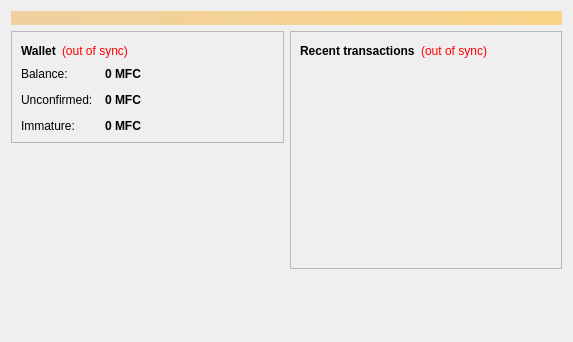
This is src/qt/forms/overviewpage.ui in MFrcoin/MFCoin as Qt 5 draws it before an edit. The edited form follows.
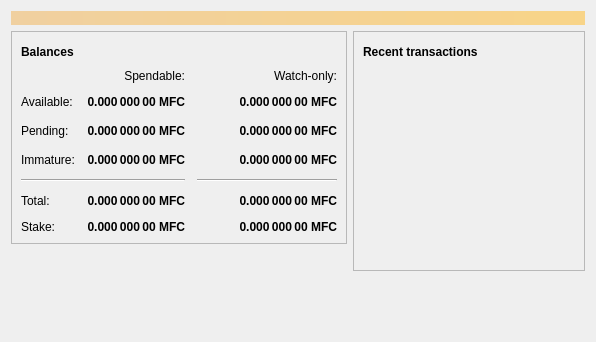
This is the edited form. Icons and pictures are not drawn.

Patch:
```diff
--- a/src/qt/forms/overviewpage.ui
+++ b/src/qt/forms/overviewpage.ui
@@ -6,7 +6,7 @@
    <rect>
     <x>0</x>
     <y>0</y>
-    <width>573</width>
+    <width>596</width>
     <height>342</height>
    </rect>
   </property>
@@ -20,7 +20,7 @@
       <bool>false</bool>
      </property>
      <property name="styleSheet">
-      <string notr="true">background-color: qlineargradient(x1: 0, y1: 0, x2: 1, y2: 0, stop:0 #F0D0A0, stop:1 #F8D488); color:#000000;</string>
+      <string notr="true">QLabel { background-color: qlineargradient(x1: 0, y1: 0, x2: 1, y2: 0, stop:0 #F0D0A0, stop:1 #F8D488); color:#000000; }</string>
      </property>
      <property name="wordWrap">
       <bool>true</bool>
@@ -54,27 +54,197 @@
                </font>
               </property>
               <property name="text">
-               <string>Wallet</string>
+               <string>Balances</string>
               </property>
              </widget>
             </item>
             <item>
-             <widget class="QLabel" name="labelWalletStatus">
+             <widget class="QPushButton" name="labelWalletStatus">
+              <property name="enabled">
+               <bool>true</bool>
+              </property>
+              <property name="maximumSize">
+               <size>
+                <width>30</width>
+                <height>16777215</height>
+               </size>
+              </property>
               <property name="toolTip">
                <string>The displayed information may be out of date. Your wallet automatically synchronizes with the MFCoin network after a connection is established, but this process has not completed yet.</string>
               </property>
-              <property name="styleSheet">
-               <string notr="true">QLabel { color: red; }</string>
-              </property>
               <property name="text">
-               <string notr="true">(out of sync)</string>
+               <string/>
               </property>
-              <property name="alignment">
-               <set>Qt::AlignLeading|Qt::AlignLeft|Qt::AlignVCenter</set>
+              <property name="icon">
+               <iconset resource="../bitcoin.qrc">
+                <normaloff>:/icons/warning</normaloff>
+                <disabledoff>:/icons/warning</disabledoff>:/icons/warning</iconset>
+              </property>
+              <property name="iconSize">
+               <size>
+                <width>24</width>
+                <height>24</height>
+               </size>
+              </property>
+              <property name="flat">
+               <bool>true</bool>
               </property>
              </widget>
             </item>
             <item>
+             <spacer name="horizontalSpacer_3">
+              <property name="orientation">
+               <enum>Qt::Horizontal</enum>
+              </property>
+              <property name="sizeHint" stdset="0">
+               <size>
+                <width>40</width>
+                <height>20</height>
+               </size>
+              </property>
+             </spacer>
+            </item>
+           </layout>
+          </item>
+          <item>
+           <layout class="QGridLayout" name="gridLayout">
+            <property name="spacing">
+             <number>12</number>
+            </property>
+            <item row="2" column="2">
+             <widget class="QLabel" name="labelWatchPending">
+              <property name="font">
+               <font>
+                <weight>75</weight>
+                <bold>true</bold>
+               </font>
+              </property>
+              <property name="cursor">
+               <cursorShape>IBeamCursor</cursorShape>
+              </property>
+              <property name="toolTip">
+               <string>Unconfirmed transactions to watch-only addresses</string>
+              </property>
+              <property name="text">
+               <string notr="true">0.000 000 00 MFC</string>
+              </property>
+              <property name="alignment">
+               <set>Qt::AlignRight|Qt::AlignTrailing|Qt::AlignVCenter</set>
+              </property>
+              <property name="textInteractionFlags">
+               <set>Qt::LinksAccessibleByMouse|Qt::TextSelectableByKeyboard|Qt::TextSelectableByMouse</set>
+              </property>
+             </widget>
+            </item>
+            <item row="2" column="1">
+             <widget class="QLabel" name="labelUnconfirmed">
+              <property name="font">
+               <font>
+                <weight>75</weight>
+                <bold>true</bold>
+               </font>
+              </property>
+              <property name="cursor">
+               <cursorShape>IBeamCursor</cursorShape>
+              </property>
+              <property name="toolTip">
+               <string>Total of transactions that have yet to be confirmed, and do not yet count toward the spendable balance</string>
+              </property>
+              <property name="text">
+               <string notr="true">0.000 000 00 MFC</string>
+              </property>
+              <property name="alignment">
+               <set>Qt::AlignRight|Qt::AlignTrailing|Qt::AlignVCenter</set>
+              </property>
+              <property name="textInteractionFlags">
+               <set>Qt::LinksAccessibleByMouse|Qt::TextSelectableByKeyboard|Qt::TextSelectableByMouse</set>
+              </property>
+             </widget>
+            </item>
+            <item row="3" column="2">
+             <widget class="QLabel" name="labelWatchImmature">
+              <property name="font">
+               <font>
+                <weight>75</weight>
+                <bold>true</bold>
+               </font>
+              </property>
+              <property name="cursor">
+               <cursorShape>IBeamCursor</cursorShape>
+              </property>
+              <property name="toolTip">
+               <string>Mined balance in watch-only addresses that has not yet matured</string>
+              </property>
+              <property name="text">
+               <string notr="true">0.000 000 00 MFC</string>
+              </property>
+              <property name="alignment">
+               <set>Qt::AlignRight|Qt::AlignTrailing|Qt::AlignVCenter</set>
+              </property>
+              <property name="textInteractionFlags">
+               <set>Qt::LinksAccessibleByMouse|Qt::TextSelectableByKeyboard|Qt::TextSelectableByMouse</set>
+              </property>
+             </widget>
+            </item>
+            <item row="4" column="0" colspan="2">
+             <widget class="Line" name="line">
+              <property name="orientation">
+               <enum>Qt::Horizontal</enum>
+              </property>
+             </widget>
+            </item>
+            <item row="4" column="2">
+             <widget class="Line" name="lineWatchBalance">
+              <property name="sizePolicy">
+               <sizepolicy hsizetype="Preferred" vsizetype="Fixed">
+                <horstretch>0</horstretch>
+                <verstretch>0</verstretch>
+               </sizepolicy>
+              </property>
+              <property name="minimumSize">
+               <size>
+                <width>140</width>
+                <height>0</height>
+               </size>
+              </property>
+              <property name="orientation">
+               <enum>Qt::Horizontal</enum>
+              </property>
+             </widget>
+            </item>
+            <item row="5" column="0">
+             <widget class="QLabel" name="labelTotalText">
+              <property name="text">
+               <string>Total:</string>
+              </property>
+             </widget>
+            </item>
+            <item row="3" column="1">
+             <widget class="QLabel" name="labelImmature">
+              <property name="font">
+               <font>
+                <weight>75</weight>
+                <bold>true</bold>
+               </font>
+              </property>
+              <property name="cursor">
+               <cursorShape>IBeamCursor</cursorShape>
+              </property>
+              <property name="toolTip">
+               <string>Mined balance that has not yet matured</string>
+              </property>
+              <property name="text">
+               <string notr="true">0.000 000 00 MFC</string>
+              </property>
+              <property name="alignment">
+               <set>Qt::AlignRight|Qt::AlignTrailing|Qt::AlignVCenter</set>
+              </property>
+              <property name="textInteractionFlags">
+               <set>Qt::LinksAccessibleByMouse|Qt::TextSelectableByKeyboard|Qt::TextSelectableByMouse</set>
+              </property>
+             </widget>
+            </item>
+            <item row="2" column="3">
              <spacer name="horizontalSpacer_2">
               <property name="orientation">
                <enum>Qt::Horizontal</enum>
@@ -87,28 +257,15 @@
               </property>
              </spacer>
             </item>
-           </layout>
-          </item>
-          <item>
-           <layout class="QFormLayout" name="formLayout_2">
-            <property name="fieldGrowthPolicy">
-             <enum>QFormLayout::AllNonFixedFieldsGrow</enum>
-            </property>
-            <property name="horizontalSpacing">
-             <number>12</number>
-            </property>
-            <property name="verticalSpacing">
-             <number>12</number>
-            </property>
-            <item row="0" column="0">
-             <widget class="QLabel" name="label">
+            <item row="3" column="0">
+             <widget class="QLabel" name="labelImmatureText">
               <property name="text">
-               <string>Balance:</string>
+               <string>Immature:</string>
               </property>
              </widget>
             </item>
-            <item row="0" column="1">
-             <widget class="QLabel" name="labelBalance">
+            <item row="5" column="1">
+             <widget class="QLabel" name="labelTotal">
               <property name="font">
                <font>
                 <weight>75</weight>
@@ -122,22 +279,60 @@
                <string>Your current balance</string>
               </property>
               <property name="text">
-               <string notr="true">0 MFC</string>
+               <string notr="true">0.000 000 00 MFC</string>
               </property>
+              <property name="alignment">
+               <set>Qt::AlignRight|Qt::AlignTrailing|Qt::AlignVCenter</set>
+              </property>
               <property name="textInteractionFlags">
                <set>Qt::LinksAccessibleByMouse|Qt::TextSelectableByKeyboard|Qt::TextSelectableByMouse</set>
               </property>
              </widget>
             </item>
+            <item row="5" column="2">
+             <widget class="QLabel" name="labelWatchTotal">
+              <property name="font">
+               <font>
+                <weight>75</weight>
+                <bold>true</bold>
+               </font>
+              </property>
+              <property name="cursor">
+               <cursorShape>IBeamCursor</cursorShape>
+              </property>
+              <property name="toolTip">
+               <string>Current total balance in watch-only addresses</string>
+              </property>
+              <property name="text">
+               <string notr="true">0.000 000 00 MFC</string>
+              </property>
+              <property name="alignment">
+               <set>Qt::AlignRight|Qt::AlignTrailing|Qt::AlignVCenter</set>
+              </property>
+              <property name="textInteractionFlags">
+               <set>Qt::LinksAccessibleByMouse|Qt::TextSelectableByKeyboard|Qt::TextSelectableByMouse</set>
+              </property>
+             </widget>
+            </item>
+            <item row="0" column="2">
+             <widget class="QLabel" name="labelWatchonly">
+              <property name="text">
+               <string>Watch-only:</string>
+              </property>
+              <property name="alignment">
+               <set>Qt::AlignRight|Qt::AlignTrailing|Qt::AlignVCenter</set>
+              </property>
+             </widget>
+            </item>
             <item row="1" column="0">
-             <widget class="QLabel" name="label_3">
+             <widget class="QLabel" name="labelBalanceText">
               <property name="text">
-               <string>Unconfirmed:</string>
+               <string>Available:</string>
               </property>
              </widget>
             </item>
             <item row="1" column="1">
-             <widget class="QLabel" name="labelUnconfirmed">
+             <widget class="QLabel" name="labelBalance">
               <property name="font">
                <font>
                 <weight>75</weight>
@@ -151,7 +346,35 @@
                <string>Total of transactions that have yet to be confirmed, and do not yet count toward the current balance</string>
               </property>
               <property name="text">
-               <string notr="true">0 MFC</string>
+               <string notr="true">0.000 000 00 MFC</string>
+              </property>
+              <property name="alignment">
+               <set>Qt::AlignRight|Qt::AlignTrailing|Qt::AlignVCenter</set>
+              </property>
+              <property name="textInteractionFlags">
+               <set>Qt::LinksAccessibleByMouse|Qt::TextSelectableByKeyboard|Qt::TextSelectableByMouse</set>
+              </property>
+             </widget>
+            </item>
+            <item row="1" column="2">
+             <widget class="QLabel" name="labelWatchAvailable">
+              <property name="font">
+               <font>
+                <weight>75</weight>
+                <bold>true</bold>
+               </font>
+              </property>
+              <property name="cursor">
+               <cursorShape>IBeamCursor</cursorShape>
+              </property>
+              <property name="toolTip">
+               <string>Your current balance in watch-only addresses</string>
+              </property>
+              <property name="text">
+               <string notr="true">0.000 000 00 MFC</string>
+              </property>
+              <property name="alignment">
+               <set>Qt::AlignRight|Qt::AlignTrailing|Qt::AlignVCenter</set>
               </property>
               <property name="textInteractionFlags">
                <set>Qt::LinksAccessibleByMouse|Qt::TextSelectableByKeyboard|Qt::TextSelectableByMouse</set>
@@ -159,14 +382,31 @@
              </widget>
             </item>
             <item row="2" column="0">
-             <widget class="QLabel" name="labelImmatureText">
+             <widget class="QLabel" name="labelPendingText">
               <property name="text">
-               <string>Immature:</string>
+               <string>Pending:</string>
               </property>
              </widget>
             </item>
-            <item row="2" column="1">
-             <widget class="QLabel" name="labelImmature">
+            <item row="0" column="1">
+             <widget class="QLabel" name="labelSpendable">
+              <property name="text">
+               <string>Spendable:</string>
+              </property>
+              <property name="alignment">
+               <set>Qt::AlignRight|Qt::AlignTrailing|Qt::AlignVCenter</set>
+              </property>
+             </widget>
+            </item>
+            <item row="6" column="0">
+             <widget class="QLabel" name="labelStakeText">
+              <property name="text">
+               <string>Stake:</string>
+              </property>
+             </widget>
+            </item>
+            <item row="6" column="1">
+             <widget class="QLabel" name="labelStake">
               <property name="font">
                <font>
                 <weight>75</weight>
@@ -177,7 +417,35 @@
                <string>Mined balance that has not yet matured</string>
               </property>
               <property name="text">
-               <string notr="true">0 MFC</string>
+               <string notr="true">0.000 000 00 MFC</string>
+              </property>
+              <property name="alignment">
+               <set>Qt::AlignRight|Qt::AlignTrailing|Qt::AlignVCenter</set>
+              </property>
+              <property name="textInteractionFlags">
+               <set>Qt::LinksAccessibleByMouse|Qt::TextSelectableByKeyboard|Qt::TextSelectableByMouse</set>
+              </property>
+             </widget>
+            </item>
+            <item row="6" column="2">
+             <widget class="QLabel" name="labelWatchStake">
+              <property name="font">
+               <font>
+                <weight>75</weight>
+                <bold>true</bold>
+               </font>
+              </property>
+              <property name="cursor">
+               <cursorShape>IBeamCursor</cursorShape>
+              </property>
+              <property name="toolTip">
+               <string>Your current balance that is used for stake generation in watch-only addresses</string>
+              </property>
+              <property name="text">
+               <string notr="true">0.000 000 00 MFC</string>
+              </property>
+              <property name="alignment">
+               <set>Qt::AlignRight|Qt::AlignTrailing|Qt::AlignVCenter</set>
               </property>
               <property name="textInteractionFlags">
                <set>Qt::LinksAccessibleByMouse|Qt::TextSelectableByKeyboard|Qt::TextSelectableByMouse</set>
@@ -245,24 +513,47 @@
            <layout class="QHBoxLayout" name="horizontalLayout_2">
             <item>
              <widget class="QLabel" name="label_4">
+              <property name="font">
+               <font>
+                <weight>75</weight>
+                <bold>true</bold>
+               </font>
+              </property>
               <property name="text">
-               <string>&lt;b&gt;Recent transactions&lt;/b&gt;</string>
+               <string>Recent transactions</string>
               </property>
              </widget>
             </item>
             <item>
-             <widget class="QLabel" name="labelTransactionsStatus">
+             <widget class="QPushButton" name="labelTransactionsStatus">
+              <property name="enabled">
+               <bool>true</bool>
+              </property>
+              <property name="maximumSize">
+               <size>
+                <width>30</width>
+                <height>16777215</height>
+               </size>
+              </property>
               <property name="toolTip">
                <string>The displayed information may be out of date. Your wallet automatically synchronizes with the MFCoin network after a connection is established, but this process has not completed yet.</string>
               </property>
-              <property name="styleSheet">
-               <string notr="true">QLabel { color: red; }</string>
-              </property>
               <property name="text">
-               <string notr="true">(out of sync)</string>
+               <string/>
               </property>
-              <property name="alignment">
-               <set>Qt::AlignRight|Qt::AlignTrailing|Qt::AlignVCenter</set>
+              <property name="icon">
+               <iconset resource="../bitcoin.qrc">
+                <normaloff>:/icons/warning</normaloff>
+                <disabledoff>:/icons/warning</disabledoff>:/icons/warning</iconset>
+              </property>
+              <property name="iconSize">
+               <size>
+                <width>24</width>
+                <height>24</height>
+               </size>
+              </property>
+              <property name="flat">
+               <bool>true</bool>
               </property>
              </widget>
             </item>
```
Left out of the diff: 38 changed lines with no effect on the pictures.
